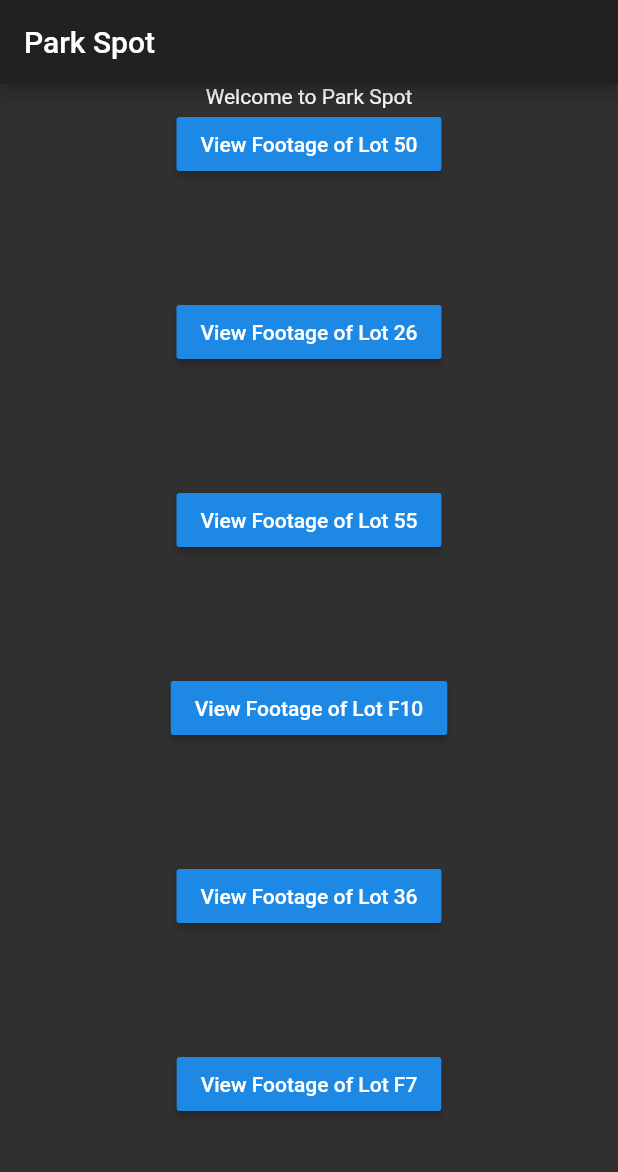
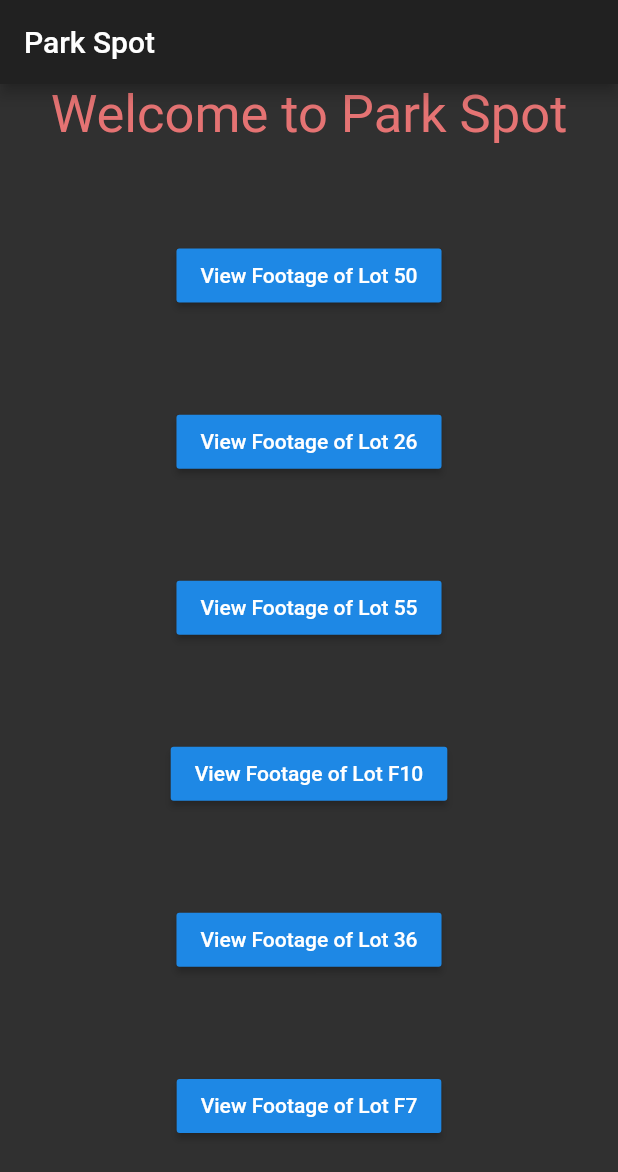
Before and after one commit to nahianalam18/ParkSpot, a Flutter app: the screen it shows after launch, on a phone screen of 412 x 824 dp. Shown: the top 1172 px of the screen. Run offline on Flutter 3.47's test engine with Material 2 defaults, Android fonts, the phone set to English and light mode, and no system bars.

Commit message:
UI remastered

```diff
--- a/lib/availableParking.dart
+++ b/lib/availableParking.dart
@@ -17,6 +17,7 @@ class _AvailableParkingState extends State<AvailableParking> {
       body: Center(
         child: Container(
             child: Column(
+          mainAxisAlignment: MainAxisAlignment.center,
           children: <Widget>[
             Image.asset("./assets/dummyParking.jpg"),
             Text("Available Spots: "),
--- a/lib/infoPage.dart
+++ b/lib/infoPage.dart
@@ -18,7 +18,11 @@ class _InfoPageState extends State<InfoPage> {
         child: Container(
           child: Column(
             children: <Widget>[
-              Text("Welcome to Park Spot"),
+              Text(
+                "Welcome to Park Spot",
+                style: TextStyle(fontSize: 35, color: Colors.red[300]),
+              ),
+              Spacer(flex: 1),
               RaisedButton(
                 child: Text("View Footage of Lot 50"),
                 onPressed: () {
```
Also changed, not shown: fonts/LibreBaskerville-Bold.ttf (added), fonts/LibreBaskerville-Italic.ttf (added), fonts/LibreBaskerville-Regular.ttf (added).
